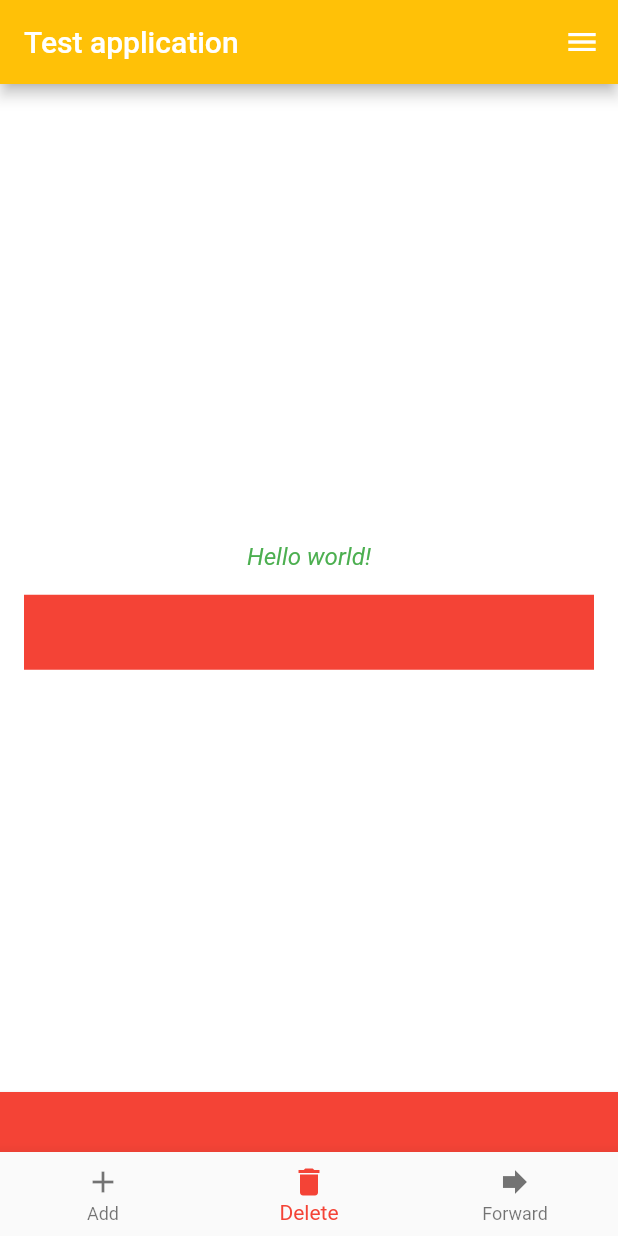
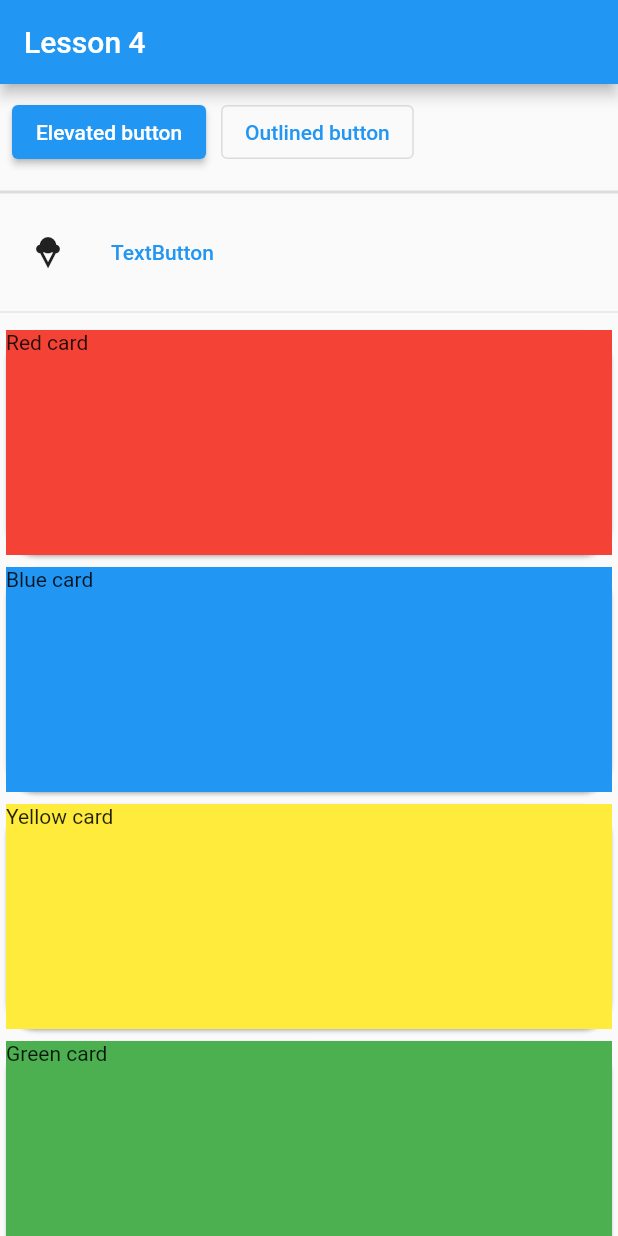
Before and after one commit to startsev2000/DartProCourse, a Flutter app: the screen it shows after launch, on a phone screen of 412 x 824 dp. Run offline on Flutter 3.47's test engine with Material 2 defaults, Android fonts, the phone set to English and light mode, and no system bars.

Commit message:
Started making 4th lesson

```diff
--- a/tflproject/lib/Lesson 2.dart
+++ b/tflproject/lib/Lesson 2.dart
@@ -25,14 +25,26 @@ class ConstantWidget extends StatelessWidget {
         title: const Text("Test application"),
         backgroundColor: Colors.amber,
       ),
-      body: const Center(
-        child: Text(
-          "Hello, world!",
-          style: TextStyle(
-            fontSize: 16.0,
-            color: Colors.purple,
+      body: Column(
+        mainAxisAlignment: MainAxisAlignment.center,
+        crossAxisAlignment: CrossAxisAlignment.center,
+        children: <Widget>[
+          const Text(
+            "Hello world!",
+            style: TextStyle(
+              color: Colors.green,
+              fontSize: 16.0,
+              fontStyle: FontStyle.italic,
+            ),
           ),
-        ),
+          Padding(
+            padding: const EdgeInsets.all(16.0),
+            child: Container(
+              height: 50.0,
+              color: Colors.red,
+            ),
+          ),
+        ],
       ),
       endDrawer: Drawer(
         child: Container(
--- a/tflproject/lib/Lesson 3.dart
+++ b/tflproject/lib/Lesson 3.dart
@@ -15,12 +15,14 @@ class _ThirdLessonState extends State<ThirdLesson> {
         title: const Text("Lesson 3"),
       ),
       body: Column(
+        mainAxisAlignment: MainAxisAlignment.center,
+        crossAxisAlignment: CrossAxisAlignment.center,
+        // Pay attention to flexible and expanded widget below.
         children: <Widget>[
           const Center(child: Text("Centered text widget"),),
           Container(
             height: 50.0,
-            width: 50.0,
-            decoration: const BoxDecoration(),
+            width: 150.0,
             padding: const EdgeInsets.all(5.0),
             margin: const EdgeInsets.all(5.0),
             color: Colors.blue,
@@ -40,7 +42,8 @@ class _ThirdLessonState extends State<ThirdLesson> {
             ],
           ),
           Wrap(),
-          Expanded(child: Container()),
+          Expanded(child: Container(color: Colors.red,),),
+          Flexible(child: Container(color: Colors.purple,),),
         ],
       ),
     );
--- /dev/null
+++ b/tflproject/lib/Lesson 4.dart
@@ -0,0 +1,71 @@
+import 'package:flutter/material.dart';
+
+class FourthLesson extends StatefulWidget {
+  const FourthLesson({Key? key}) : super(key: key);
+
+  @override
+  _FourthLessonState createState() => _FourthLessonState();
+}
+
+Card messageCard(Color color, String text) {
+  return Card(
+    shape: RoundedRectangleBorder(
+      borderRadius: BorderRadius.circular(20.0),
+    ),
+    child: Container(
+      color: color,
+      child: Text(
+        text,
+      ),
+      height: 150.0,
+    ),
+  );
+}
+
+// As an example of a real project, RCUN player page can be shown.
+
+class _FourthLessonState extends State<FourthLesson> {
+  @override
+  Widget build(BuildContext context) {
+    return Scaffold(
+      appBar: AppBar(
+        title: const Text("Lesson 4"),
+      ),
+      body: ListView(
+        children: <Widget>[
+          Padding(
+            padding: const EdgeInsets.all(8.0),
+            child: Row(
+              children: <Widget>[
+                ElevatedButton(onPressed: () {}, child: const Text("Elevated button")),
+                const SizedBox(width: 10.0,),
+                OutlinedButton(onPressed: () {}, child: const Text("Outlined button")),
+              ],
+            ),
+          ),
+          const Divider(thickness: 2.0,),
+          Padding(
+            padding: const EdgeInsets.all(8.0),
+            child: Row(
+              children: <Widget>[
+                IconButton(onPressed: () {}, icon: const Icon(Icons.icecream)),
+                const SizedBox(width: 10.0,),
+                TextButton(onPressed: () {}, child: const Text("TextButton"))
+              ],
+            ),
+          ),
+          const Divider(),
+          messageCard(Colors.red, "Red card"),
+          messageCard(Colors.blue, "Blue card"),
+          messageCard(Colors.yellow, "Yellow card"),
+          messageCard(Colors.green, "Green card"),
+          messageCard(Colors.purple, "Purple card"),
+          messageCard(Colors.deepOrange, "Orange card"),
+          messageCard(Colors.amber, "Amber card"),
+          messageCard(Colors.teal, "Teal card"),
+          //DropdownButton(items: items, onChanged: onChanged),
+        ],
+      ),
+    );
+  }
+}
--- a/tflproject/lib/main.dart
+++ b/tflproject/lib/main.dart
@@ -1,4 +1,7 @@
 import 'package:flutter/material.dart';
+import 'package:tflproject/Lesson%202.dart';
+import 'package:tflproject/Lesson%203.dart';
+import 'package:tflproject/Lesson%204.dart';
 
 void main() {
   runApp(const Test());
@@ -9,59 +12,7 @@ class Test extends StatelessWidget {
   @override
   Widget build(BuildContext context) {
     return MaterialApp(
-      home: Scaffold(
-        backgroundColor: Colors.white,
-        appBar: AppBar(
-          title: const Text("Test application"),
-          backgroundColor: Colors.amber,
-        ),
-        body: Column(
-          mainAxisAlignment: MainAxisAlignment.center,
-          crossAxisAlignment: CrossAxisAlignment.center,
-          children: <Widget>[
-            const Text(
-              "Hello world!",
-              style: TextStyle(
-                color: Colors.green,
-                fontSize: 16.0,
-                fontStyle: FontStyle.italic,
-              ),
-            ),
-            Padding(
-              padding: const EdgeInsets.all(16.0),
-              child: Container(
-                height: 50.0,
-                color: Colors.red,
-                // child: Text("Center breaks")
-              ),
-            ),
-          ],
-        ),
-        endDrawer: Drawer(
-          child: Container(
-            height: 50.0,
-            color: Colors.red,
-          ),
-        ),
-        bottomSheet: BottomAppBar(
-          elevation: 2.0,
-          child: Container(
-            height: 40.0,
-            color: Colors.red,
-          ),
-        ),
-        bottomNavigationBar: BottomNavigationBar(
-          type: BottomNavigationBarType.fixed,
-          fixedColor: Colors.red,
-          currentIndex: 1,
-          items: const <BottomNavigationBarItem>[
-            BottomNavigationBarItem(icon: Icon(Icons.add), label: "Add"),
-            BottomNavigationBarItem(icon: Icon(Icons.delete), label: "Delete"),
-            BottomNavigationBarItem(
-                icon: Icon(Icons.forward), label: "Forward"),
-          ],
-        ),
-      ),
+      home: FourthLesson(),
     );
   }
 }
```
